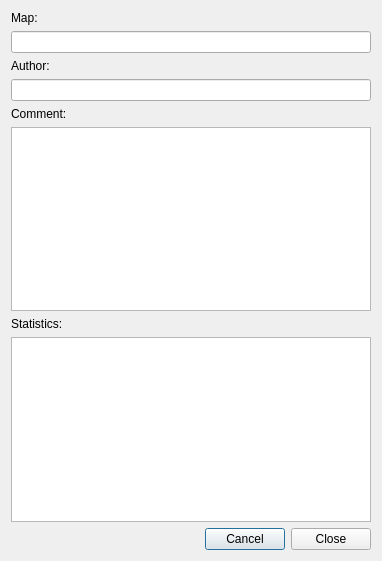
The window that extrainfodialog.ui (insilmaril/vym) describes before a commit, drawn with Qt 5.
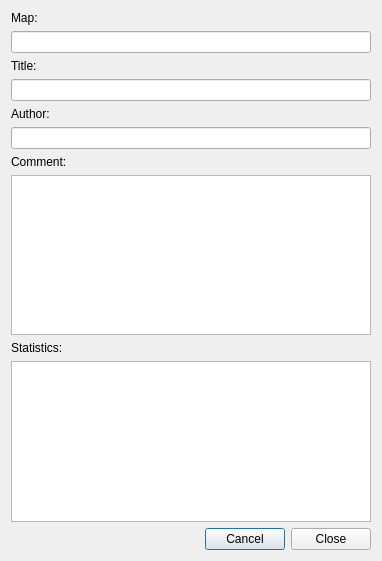
The same window after the commit.

Commit message: Feature: Setting title of map and use in HTML export

Diff of the .ui file:
```diff
--- a/extrainfodialog.ui
+++ b/extrainfodialog.ui
@@ -35,6 +35,19 @@
      </property>
     </widget>
    </item>
+   <item>
+    <widget class="QLabel" name="label">
+     <property name="accessibleDescription">
+      <string extracomment="Label for map title"/>
+     </property>
+     <property name="text">
+      <string>Title:</string>
+     </property>
+    </widget>
+   </item>
+   <item>
+    <widget class="QLineEdit" name="mapTitleLE"/>
+   </item>
    <item>
     <widget class="QLabel" name="textLabel1">
      <property name="text">
```
The commit also changes 9 other files.
